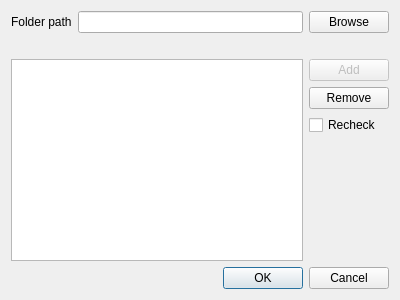
Before: the Qt Designer form src/Dialogs/SettingsWindow.ui in ochurlaud/macaw-movies, drawn with Qt 5.
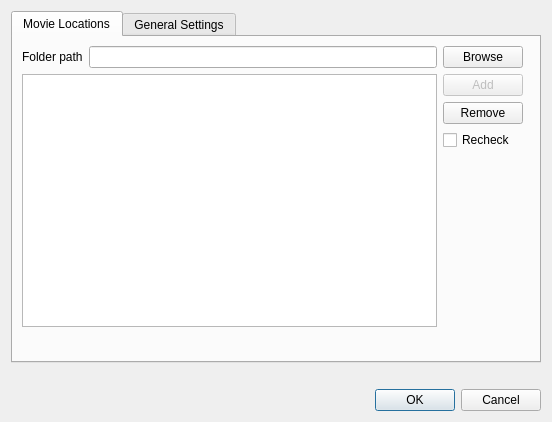
After: the same form once the commit is applied. The open tabs and pages were chosen to show the change.

Commit message: Added the select media player functionality to the Settings Windows and DatabaseManager.

The edit to the form file:
```diff
--- a/src/Dialogs/SettingsWindow.ui
+++ b/src/Dialogs/SettingsWindow.ui
@@ -9,8 +9,8 @@
    <rect>
     <x>0</x>
     <y>0</y>
-    <width>400</width>
-    <height>300</height>
+    <width>552</width>
+    <height>422</height>
    </rect>
   </property>
   <property name="windowTitle">
@@ -21,6 +21,63 @@
   </property>
   <layout class="QGridLayout" name="gridLayout">
    <item row="2" column="0">
+    <widget class="QLabel" name="folderPathMessage">
+     <property name="text">
+      <string/>
+     </property>
+    </widget>
+   </item>
+   <item row="4" column="0">
+    <widget class="QDialogButtonBox" name="buttonBox">
+     <property name="orientation">
+      <enum>Qt::Horizontal</enum>
+     </property>
+     <property name="standardButtons">
+      <set>QDialogButtonBox::Cancel|QDialogButtonBox::Ok</set>
+     </property>
+    </widget>
+   </item>
+   <item row="0" column="0">
+    <widget class="QTabWidget" name="tabWidget">
+     <property name="currentIndex">
+      <number>1</number>
+     </property>
+     <widget class="QWidget" name="movieLocationsTab">
+      <attribute name="title">
+       <string>Movie Locations</string>
+      </attribute>
+      <widget class="QWidget" name="verticalLayoutWidget">
+       <property name="geometry">
+        <rect>
+         <x>9</x>
+         <y>9</y>
+         <width>501</width>
+         <height>281</height>
+        </rect>
+       </property>
+       <layout class="QVBoxLayout" name="verticalLayout_2">
+        <item>
+         <layout class="QHBoxLayout" name="horizontalLayout">
+          <item>
+           <widget class="QLabel" name="folderPathLabel">
+            <property name="text">
+             <string>Folder path</string>
+            </property>
+           </widget>
+          </item>
+          <item>
+           <widget class="QLineEdit" name="folderPathEdit"/>
+          </item>
+          <item>
+           <widget class="QPushButton" name="browseButton">
+            <property name="text">
+             <string>Browse</string>
+            </property>
+           </widget>
+          </item>
+         </layout>
+        </item>
+        <item>
     <layout class="QHBoxLayout" name="horizontalLayout_2">
      <item>
       <widget class="QListWidget" name="knownPathsList"/>
@@ -68,42 +125,43 @@
      </item>
     </layout>
    </item>
-   <item row="0" column="0">
-    <layout class="QHBoxLayout" name="horizontalLayout">
+       </layout>
+      </widget>
+     </widget>
+     <widget class="QWidget" name="generalSettingsTab">
+      <attribute name="title">
+       <string>General Settings</string>
+      </attribute>
+      <widget class="QWidget" name="layoutWidget">
+       <property name="geometry">
+        <rect>
+         <x>10</x>
+         <y>10</y>
+         <width>499</width>
+         <height>33</height>
+        </rect>
+       </property>
+       <layout class="QHBoxLayout" name="horizontalLayout_3">
      <item>
-      <widget class="QLabel" name="folderPathLabel">
+         <widget class="QLabel" name="playerPathLabel">
        <property name="text">
-        <string>Folder path</string>
+           <string>Media Player</string>
        </property>
       </widget>
      </item>
      <item>
-      <widget class="QLineEdit" name="folderPathEdit"/>
+         <widget class="QLineEdit" name="playerPathEdit"/>
      </item>
      <item>
-      <widget class="QPushButton" name="browseButton">
+         <widget class="QPushButton" name="playerBrowseButton">
        <property name="text">
         <string>Browse</string>
        </property>
       </widget>
      </item>
     </layout>
-   </item>
-   <item row="3" column="0">
-    <widget class="QDialogButtonBox" name="buttonBox">
-     <property name="orientation">
-      <enum>Qt::Horizontal</enum>
-     </property>
-     <property name="standardButtons">
-      <set>QDialogButtonBox::Cancel|QDialogButtonBox::Ok</set>
-     </property>
-    </widget>
-   </item>
-   <item row="1" column="0">
-    <widget class="QLabel" name="folderPathMessage">
-     <property name="text">
-      <string/>
-     </property>
+      </widget>
+     </widget>
     </widget>
    </item>
   </layout>
```
Lines whose indentation alone changed are shown as unchanged. The commit also changes 5 other files.
